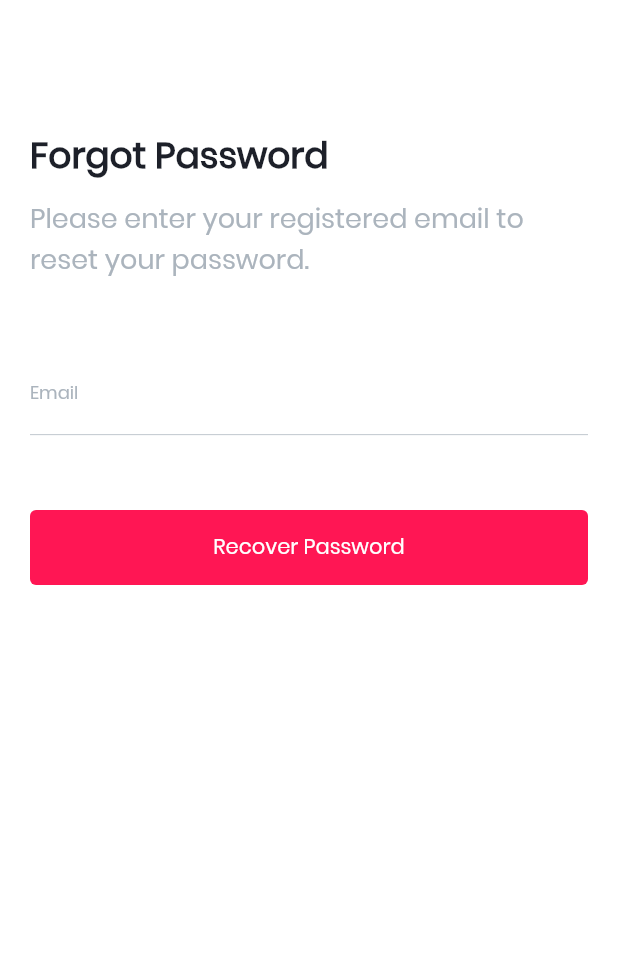
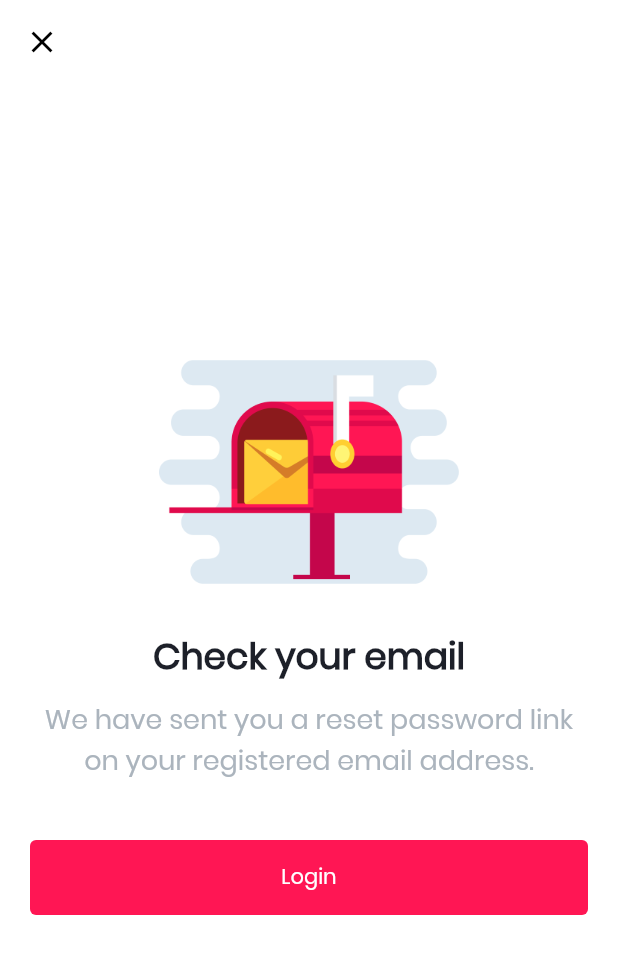
Before and after one commit to Manuelkpatsu/flutter_auth_ui, a Flutter app: the screen it shows after launch, on a phone screen of 412 x 824 dp. Shown: the top 954 px of the screen. Run offline on Flutter 3.47's test engine with Material 2 defaults, Android fonts, the phone set to English and light mode, and no system bars.

Commit message:
Add check email screen

```diff
--- a/lib/main.dart
+++ b/lib/main.dart
@@ -1,6 +1,6 @@
 import 'package:flutter/material.dart';
 import 'package:flutter_auth_ui/theme/custom_theme.dart';
-import 'package:flutter_auth_ui/ui/screens/forgot_password_screen.dart';
+import 'package:flutter_auth_ui/ui/screens/check_email_screen.dart';
 
 void main() {
   runApp(const MyApp());
@@ -15,7 +15,7 @@ class MyApp extends StatelessWidget {
       debugShowCheckedModeBanner: false,
       theme: CustomTheme.lightTheme,
       darkTheme: CustomTheme.darkTheme,
-      home: const ForgotPasswordScreen(),
+      home: const CheckEmailScreen(),
     );
   }
 }
--- /dev/null
+++ b/lib/ui/screens/check_email_screen.dart
@@ -0,0 +1,67 @@
+import 'package:flutter/material.dart';
+
+class CheckEmailScreen extends StatelessWidget {
+  const CheckEmailScreen({ Key? key }) : super(key: key);
+
+  @override
+  Widget build(BuildContext context) {
+    return Scaffold(
+      appBar: AppBar(
+        leading: const CloseButton(),
+      ),
+      body: Center(
+        child: Padding(
+          padding: const EdgeInsets.symmetric(horizontal: 20),
+          child: Column(
+            crossAxisAlignment: CrossAxisAlignment.center,
+            mainAxisAlignment: MainAxisAlignment.center,
+            children: [
+              image(),
+              const SizedBox(height: 30),
+              title(context),
+              const SizedBox(height: 10),
+              info(context),
+              const SizedBox(height: 40),
+              loginButton(),
+              const SizedBox(height: 30),
+            ],
+          ),
+        ),
+      ),
+    );
+  }
+
+  Widget image() {
+    return Image.asset(
+      'assets/images/mail.png',
+      width: 200,
+      height: 150,
+      fit: BoxFit.cover,
+    );
+  }
+
+  Widget title(BuildContext context) {
+    return Text(
+      'Check your email',
+      textAlign: TextAlign.center,
+      style: Theme.of(context).textTheme.headline1!.copyWith(
+            fontWeight: FontWeight.bold,
+          ),
+    );
+  }
+
+  Widget info(BuildContext context) {
+    return Text(
+      'We have sent you a reset password link on your registered email address.',
+      textAlign: TextAlign.center,
+      style: Theme.of(context).textTheme.bodyText1,
+    );
+  }
+
+  Widget loginButton() {
+    return ElevatedButton(
+      onPressed: () {},
+      child: const Text('Login'),
+    );
+  }
+}
```
